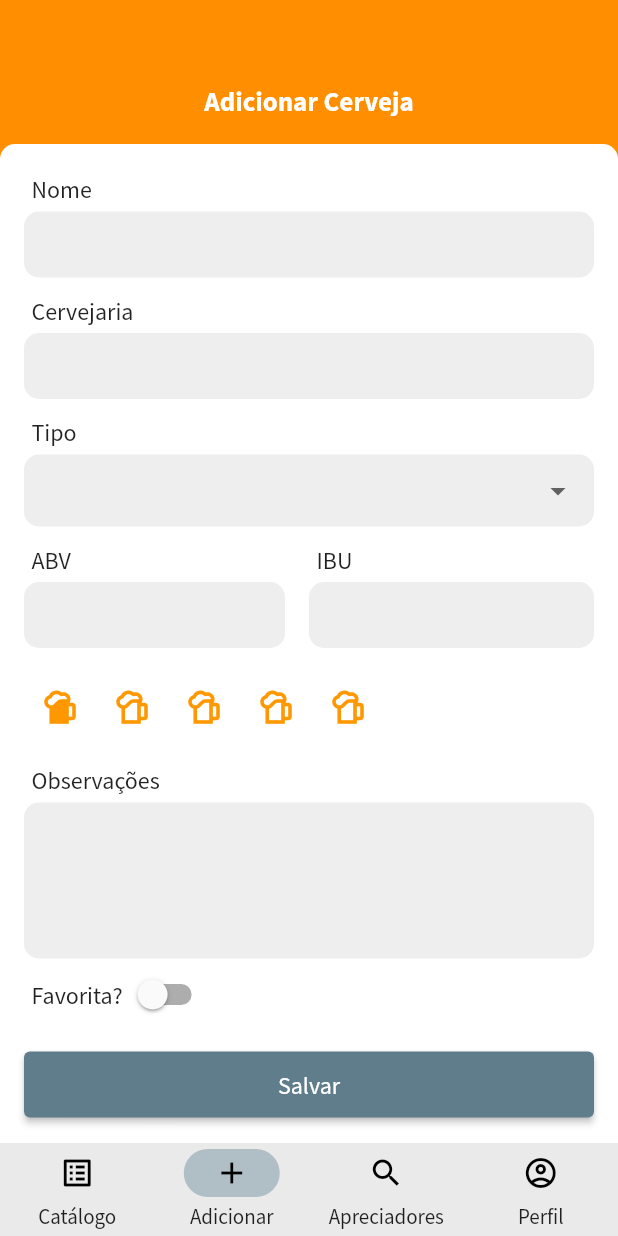
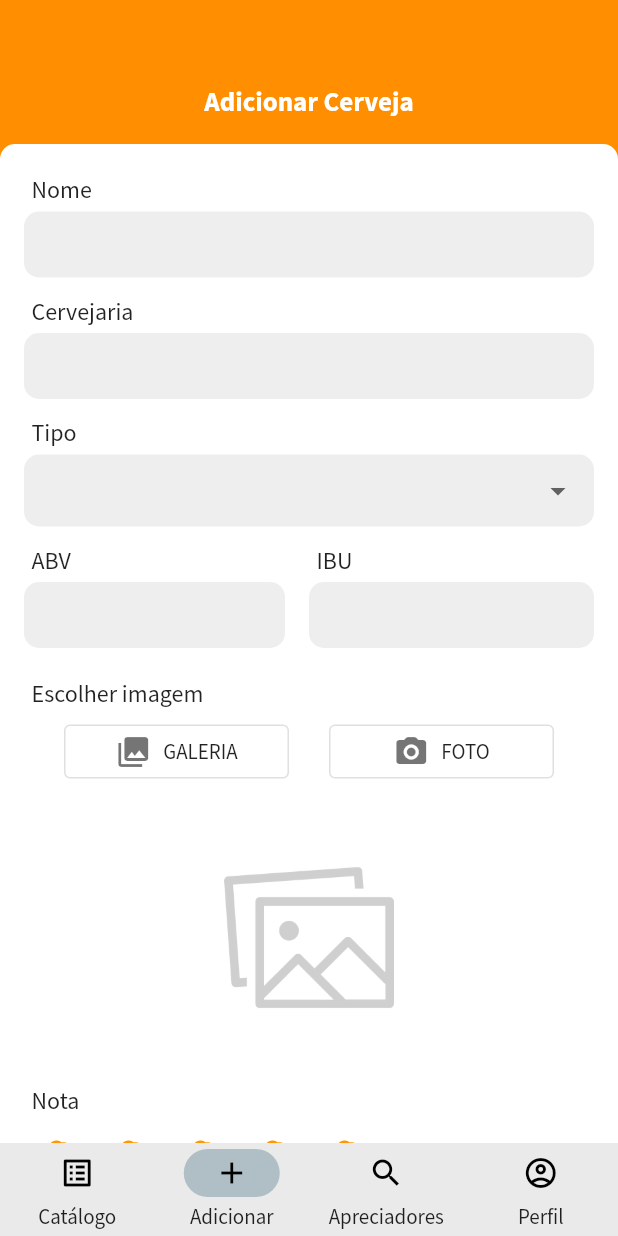
Before and after one commit to gmtborges/two_beer, a Flutter app: the screen it shows after launch, item 2 of the bottom bar chosen, on a phone screen of 412 x 824 dp. Run offline on Flutter 3.47's test engine with Material 2 defaults, Android fonts, the phone set to English and light mode, and no system bars; our stand-ins replace cloud_firestore, firebase_core, image_picker; accounts and stored records are empty.

Commit message:
finish add_beer_screen layout

```diff
--- a/lib/screens/home/add_beer/add_beer_screen.dart
+++ b/lib/screens/home/add_beer/add_beer_screen.dart
@@ -1,5 +1,8 @@
+import 'dart:io';
+
 import 'package:flutter/material.dart';
 import 'package:flutter/services.dart';
+import 'package:image_picker/image_picker.dart';
 
 class AddBeerScreen extends StatefulWidget {
   @override
@@ -249,6 +252,7 @@ class _AddBeerScreenState extends State<AddBeerScreen> {
                         )
                       ],
                     ),
+                    const BeerImage(),
                     BeerRating(),
                     Flexible(
                       child: Column(
@@ -300,7 +304,7 @@ class _AddBeerScreenState extends State<AddBeerScreen> {
                       ],
                     ),
                     Container(
-                      margin: const EdgeInsets.only(top: 12),
+                      margin: const EdgeInsets.symmetric(vertical: 16),
                       child: ElevatedButton(
                         onPressed: () {
                           if (_formKey.currentState!.validate()) {
@@ -334,6 +338,96 @@ class _AddBeerScreenState extends State<AddBeerScreen> {
   }
 }
 
+class BeerImage extends StatefulWidget {
+  const BeerImage({
+    Key? key,
+  }) : super(key: key);
+
+  @override
+  State<BeerImage> createState() => _BeerImageState();
+}
+
+class _BeerImageState extends State<BeerImage> {
+  File? image;
+
+  Future _handleImage(ImageSource source) async {
+    try {
+      final tmpImage = await ImagePicker().pickImage(source: source);
+      if (tmpImage == null) return;
+
+      setState(() {
+        image = File(tmpImage.path);
+      });
+    } on PlatformException catch (e) {
+      print('Falha ao escolher imagem: $e');
+    }
+  }
+
+  @override
+  Widget build(BuildContext context) {
+    return Column(
+      crossAxisAlignment: CrossAxisAlignment.start,
+      children: [
+        Container(
+          margin: const EdgeInsets.fromLTRB(5, 20, 0, 5),
+          child: const Text(
+            'Escolher imagem',
+            style: TextStyle(fontSize: 16),
+          ),
+        ),
+        Row(
+          mainAxisAlignment: MainAxisAlignment.spaceEvenly,
+          children: [
+            SizedBox(
+              width: 150,
+              child: OutlinedButton.icon(
+                onPressed: () => _handleImage(ImageSource.gallery),
+                icon: const Icon(Icons.collections),
+                label: const Text(
+                  'GALERIA',
+                  style: TextStyle(color: Colors.black87),
+                ),
+                style: ButtonStyle(
+                  foregroundColor: MaterialStateProperty.all(Colors.black54),
+                ),
+              ),
+            ),
+            SizedBox(
+              width: 150,
+              child: OutlinedButton.icon(
+                onPressed: () => _handleImage(ImageSource.camera),
+                icon: const Icon(Icons.camera_alt_rounded),
+                label: const Text(
+                  'FOTO',
+                  style: TextStyle(color: Colors.black87),
+                ),
+                style: ButtonStyle(
+                  foregroundColor: MaterialStateProperty.all(Colors.black54),
+                ),
+              ),
+            )
+          ],
+        ),
+        Container(
+          margin: const EdgeInsets.only(top: 10),
+          child: Center(
+            child: image != null
+                ? Image.file(
+                    image!,
+                    width: 160,
+                    height: 160,
+                  )
+                : Image.asset(
+                    'img/img-placeholder.png',
+                    width: 180,
+                  ),
+          ),
+        )
+      ],
+    );
+  }
+}
+
 class BeerRating extends StatefulWidget {
   @override
   State<BeerRating> createState() => _BeerRatingState();
@@ -345,8 +439,18 @@ class _BeerRatingState extends State<BeerRating> {
   @override
   Widget build(BuildContext context) {
     return Container(
-      margin: const EdgeInsets.fromLTRB(0, 16, 0, 4),
-      child: Row(
+      margin: const EdgeInsets.fromLTRB(0, 8, 0, 4),
+      child: Column(
+        crossAxisAlignment: CrossAxisAlignment.start,
+        children: [
+          Container(
+            margin: const EdgeInsets.fromLTRB(5, 0, 0, 5),
+            child: const Text(
+              'Nota',
+              style: TextStyle(fontSize: 16),
+            ),
+          ),
+          Row(
             children: List.generate(5, (index) {
               return IconTheme(
                 data: const IconThemeData(color: Colors.orange, size: 28),
@@ -367,6 +471,8 @@ class _BeerRatingState extends State<BeerRating> {
               );
             }),
           ),
+        ],
+      ),
     );
   }
 }
--- a/pubspec.yaml
+++ b/pubspec.yaml
@@ -24,9 +24,11 @@ dependencies:
   cloud_firestore: "^3.1.7"
   cupertino_icons: ^1.0.2
   firebase_core: "^1.12.0"
+  firebase_storage: ^10.2.9
   flutter:
     sdk: flutter
 
+  image_picker: ^0.8.4+9
   intl: ^0.17.0
 
   # The following adds the Cupertino Icons font to your application.
```
Also changed, not shown: pubspec.lock, 2 other files. Lines whose indentation alone changed are shown as unchanged.
